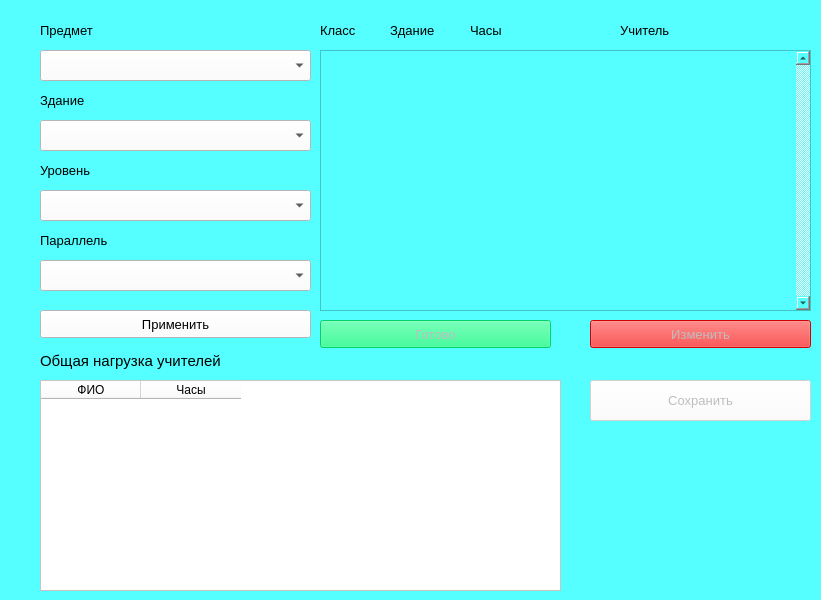
Before: the Qt Designer form frontend/create_workload.ui in saaasssska/helper_by_school, drawn with Qt 5.
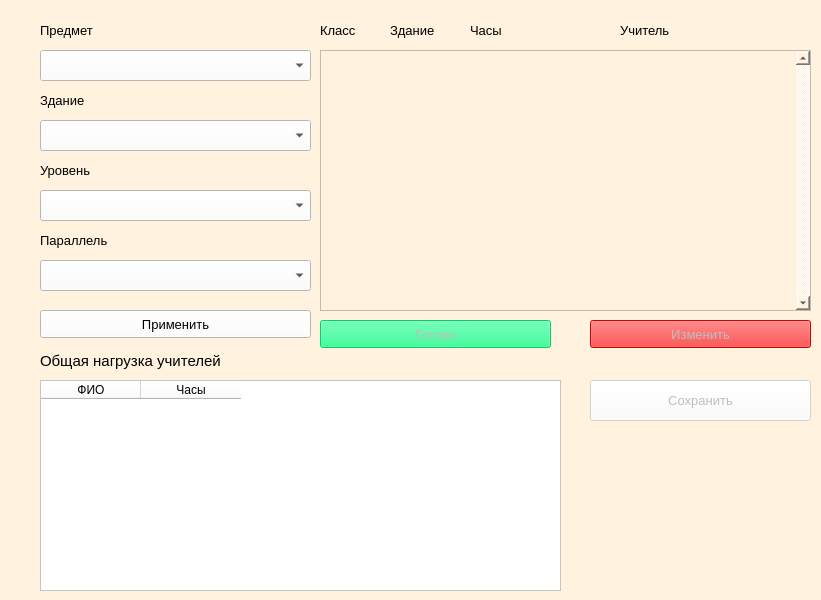
After: the same form once the commit is applied. Icons and pictures are not drawn.

Patch:
```diff
--- a/frontend/create_workload.ui
+++ b/frontend/create_workload.ui
@@ -14,7 +14,7 @@
    <string>create_workload</string>
   </property>
   <property name="styleSheet">
-   <string notr="true">background-color: rgb(85, 255, 255);</string>
+   <string notr="true">background-color: rgb(255, 242, 222);</string>
   </property>
   <widget class="QComboBox" name="combo_subjects">
    <property name="geometry">
```
